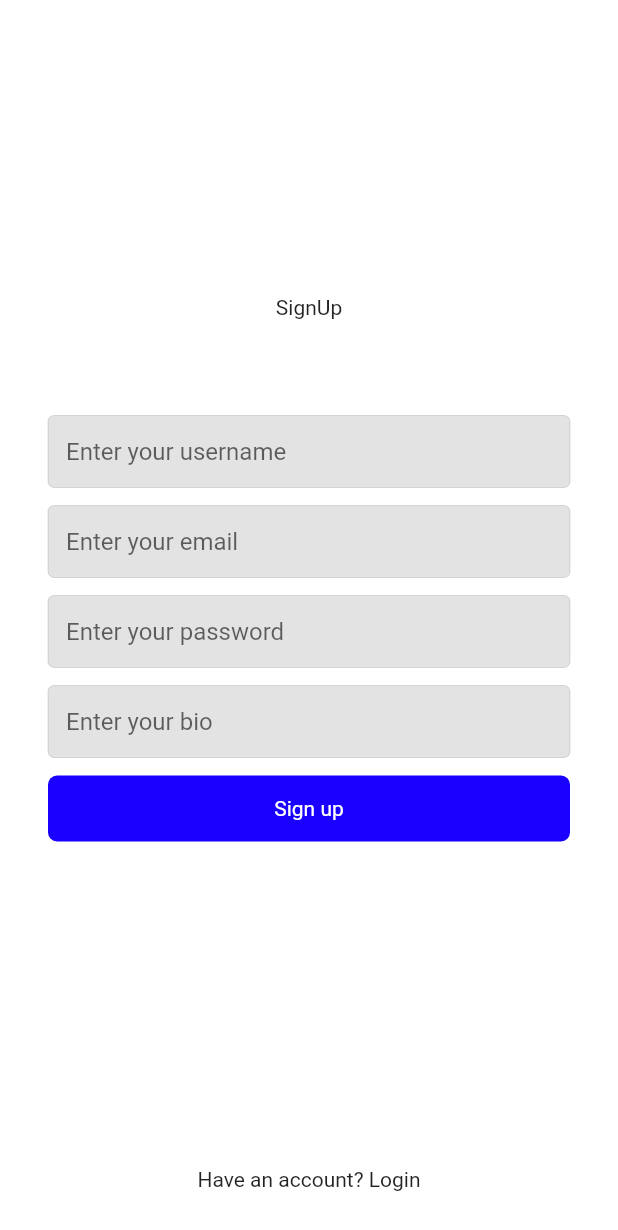
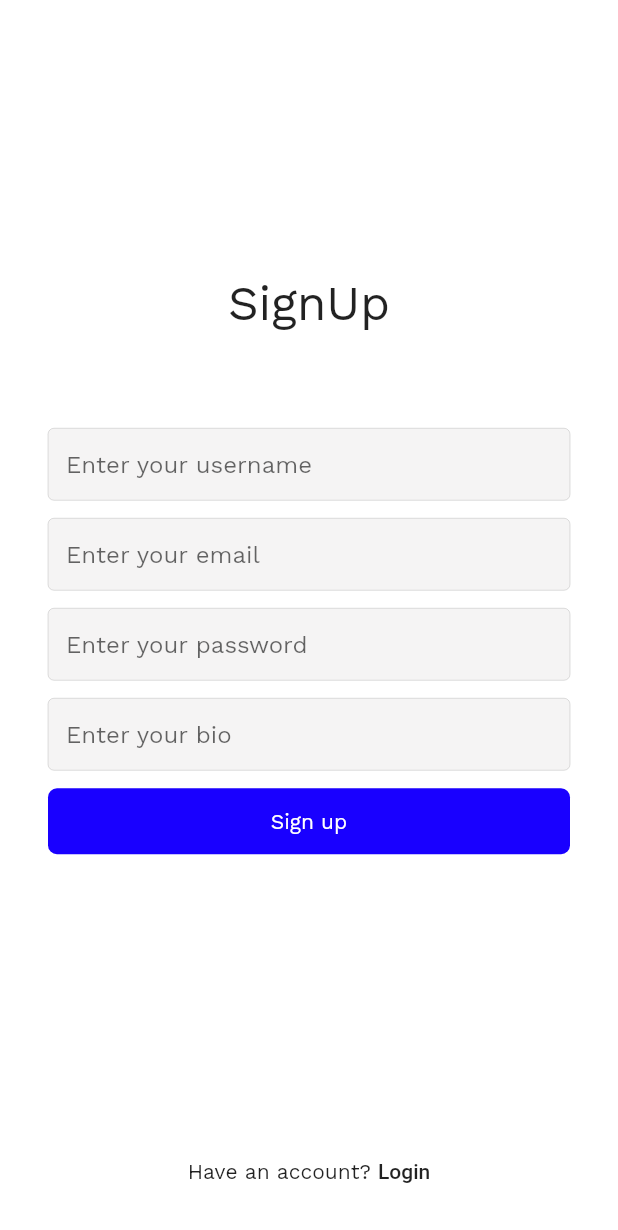
Before and after one commit to St1chaKooky/firebase_auth, a Flutter app: the screen it shows after launch, after a tap on "Sign Up", on a phone screen of 412 x 824 dp. Shown: the top 1230 px of the screen. Run offline on Flutter 3.47's test engine with Material 2 defaults, Android fonts, the phone set to English and light mode, and no system bars; our stand-ins replace cloud_firestore, firebase_auth, firebase_core, firebase_storage, google_fonts, image_picker; accounts and stored records are empty.

Commit message:
пока ток под мобилку плюс регитсриция без фото работает

```diff
--- a/lib/main.dart
+++ b/lib/main.dart
@@ -2,8 +2,8 @@ import 'package:firebase_auth/firebase_auth.dart';
 import 'package:firebase_core/firebase_core.dart';
 import 'package:flutter/foundation.dart';
 import 'package:flutter/material.dart';
+import 'package:google_fonts/google_fonts.dart';
 import 'package:netschool/responsive/mobail_sreen_layout.dart';
-
 import 'package:netschool/responsive/responsive_layout.dart';
 import 'package:netschool/responsive/web_screen_layout.dart';
 import 'package:netschool/screens/login_screen.dart';
@@ -36,8 +36,35 @@ class MyApp extends StatelessWidget {
     return MaterialApp(
         debugShowCheckedModeBanner: false,
         title: 'NetSchol',
-      theme: ThemeData(scaffoldBackgroundColor: whiteColor),
-      home: LoginScreen(),
+        theme: ThemeData(
+            textTheme:
+                GoogleFonts.workSansTextTheme(Theme.of(context).textTheme),
+            scaffoldBackgroundColor: whiteColor),
+        home: LoginScreen()
+        //
+        //
+        //
+        // StreamBuilder(
+        //   stream: FirebaseAuth.instance.authStateChanges(),
+        //   builder: (context, snapshot) {
+        //     if (snapshot.connectionState == ConnectionState.active) {
+        //       if (snapshot.hasData) {
+        //         return const MobailScreenLayout(); // Показывать только макет для мобильных экранов
+        //       } else if (snapshot.hasError) {
+        //         return Center(
+        //           child: Text('${snapshot.error}'),
+        //         );
+        //       }
+        //     }
+        //     if (snapshot.connectionState == ConnectionState.waiting) {
+        //       return const Center(
+        //         child: CircularProgressIndicator(color: blackColor),
+        //       );
+        //     }
+        //     return const LoginScreen();
+        //   },
+        // )
+        //
         // StreamBuilder(
         //   stream: FirebaseAuth.instance.authStateChanges(),
         //   builder: (context, snapshot) {
--- a/lib/model/user.dart
+++ b/lib/model/user.dart
@@ -2,7 +2,7 @@ class User {
   final String email;
   final String username;
   final String bio;
-  final String photoUrl;
+  // final String photoUrl;
   final String uid;
   final List followers;
   final List following;
@@ -11,7 +11,7 @@ class User {
       {required this.email,
       required this.username,
       required this.bio,
-      required this.photoUrl,
+      // required this.photoUrl,
       required this.uid,
       required this.followers,
       required this.following});
@@ -19,7 +19,7 @@ class User {
         "username": username,
         "uid": uid,
         "email": email,
-        "photoUrl": photoUrl,
+        // "photoUrl": photoUrl,
         "bio": bio,
         "followers": followers,
         "following": following,
--- a/lib/resources/auth_methods.dart
+++ b/lib/resources/auth_methods.dart
@@ -16,7 +16,7 @@ class AuthMethods {
     required String password,
     required String username,
     required String bio,
-    Uint8List? file, // Обновленная сигнатура поля file
+    // Uint8List? file, // Обновленная сигнатура поля file
   }) async {
     String res = "Some error occured";
     try {
@@ -30,15 +30,15 @@ class AuthMethods {
 
         print(cred.user!.uid);
 
-        String photoUrl = await StorageMethods()
-            .uploadImageToStorage('profilePics', file!, false);
+        // String photoUrl = await StorageMethods()
+        //     .uploadImageToStorage('profilePics', file!, false);
 
         model.User user = model.User(
           username: username,
           uid: cred.user!.uid,
           email: email,
           bio: bio,
-          photoUrl: photoUrl,
+          // photoUrl: photoUrl,
           following: [],
           followers: [],
         );
--- a/lib/screens/login_screen.dart
+++ b/lib/screens/login_screen.dart
@@ -1,9 +1,11 @@
 import 'package:flutter/material.dart';
+import 'package:google_fonts/google_fonts.dart';
 import 'package:netschool/resources/auth_methods.dart';
 import 'package:netschool/screens/siginup_screen.dart';
 
 import 'package:netschool/utils/colors.dart';
 import 'package:netschool/utils/image_utils.dart';
+import 'package:netschool/utils/size.dart';
 import 'package:netschool/widgets/text_field.dart';
 
 import '../responsive/mobail_sreen_layout.dart';
@@ -68,7 +70,15 @@ class _LoginScreenState extends State<LoginScreen> {
                 flex: 2,
                 child: Container(),
               ),
-              const Text('Log in'),
+              // SizedBox(
+              //   height: 200,
+              // ),
+              const Text(
+                'Log in',
+                style: TextStyle(
+                  fontSize: 32,
+                ),
+              ),
               const SizedBox(
                 height: 64,
               ),
@@ -111,19 +121,26 @@ class _LoginScreenState extends State<LoginScreen> {
                           )
                         : const Text(
                             'Log in',
-                            style: TextStyle(color: Colors.white),
+                            style: TextStyle(
+                              color: Colors.white,
+                            ),
                           )),
               ),
               Flexible(
                 flex: 2,
                 child: Container(),
               ),
+              // SizedBox(
+              //   height: 300,
+              // ),
               Row(
                 mainAxisAlignment: MainAxisAlignment.center,
                 children: [
                   Container(
                     padding: const EdgeInsets.symmetric(vertical: 20),
-                    child: const Text('Don`t have accaount? '),
+                    child: const Text(
+                      'Don`t have accaount? ',
+                    ),
                   ),
                   GestureDetector(
                     onTap: navigateToSignUp,
@@ -131,13 +148,16 @@ class _LoginScreenState extends State<LoginScreen> {
                       padding: const EdgeInsets.symmetric(vertical: 20),
                       child: const Text(
                         'Sign Up',
+                        style: TextStyle(
+                            fontFamily: 'WorkSans',
+                            fontWeight: FontWeight.w500),
                       ),
                     ),
                   ),
                 ],
               ),
               const SizedBox(
-                height: 10,
+                height: 15,
               ),
             ],
           ),
--- a/lib/screens/siginup_screen.dart
+++ b/lib/screens/siginup_screen.dart
@@ -1,5 +1,5 @@
 import 'dart:typed_data';
-
+import 'package:google_fonts/google_fonts.dart';
 import 'package:flutter/material.dart';
 import 'package:image_picker/image_picker.dart';
 // import 'package:image_picker/image_picker.dart';
@@ -53,7 +53,7 @@ class _SiginUpScreenState extends State<SiginUpScreen> {
       password: _passwordController.text,
       username: _userNameController.text,
       bio: _bioController.text,
-      file: _image,
+      // file: _image,
     );
     setState(() {
       _isLoading = false;
@@ -88,7 +88,12 @@ class _SiginUpScreenState extends State<SiginUpScreen> {
                 flex: 2,
                 child: Container(),
               ),
-              const Text('SignUp'),
+              const Text(
+                'SignUp',
+                style: TextStyle(
+                  fontSize: 32,
+                ),
+              ),
               const SizedBox(
                 height: 64,
               ),
@@ -146,7 +151,9 @@ class _SiginUpScreenState extends State<SiginUpScreen> {
                             ),
                           )
                         : const Text('Sign up',
-                            style: TextStyle(color: Colors.white))),
+                            style: TextStyle(
+                              color: Colors.white,
+                            ))),
               ),
               Flexible(
                 flex: 2,
@@ -165,13 +172,16 @@ class _SiginUpScreenState extends State<SiginUpScreen> {
                       padding: const EdgeInsets.symmetric(vertical: 20),
                       child: const Text(
                         'Login',
+                        style: TextStyle(
+                            fontFamily: 'WorkSans',
+                            fontWeight: FontWeight.w500),
                       ),
                     ),
                   ),
                 ],
               ),
               const SizedBox(
-                height: 10,
+                height: 15,
               ),
             ],
           ),
--- a/lib/utils/colors.dart
+++ b/lib/utils/colors.dart
@@ -5,4 +5,4 @@ const mobileSearchColor = Color.fromRGBO(124, 124, 124, 1);
 const blueColor = Color.fromRGBO(25, 0, 255, 1);
 const secondaryColor = Colors.grey;
 const blackColor = Colors.black;
-const fieldColor = Color.fromARGB(255, 228, 227, 227);
+const fieldColor = Color.fromARGB(255, 245, 244, 244);
--- /dev/null
+++ b/lib/utils/size.dart
@@ -0,0 +1 @@
+int defoultSize = 12;
```
Also changed, not shown: pubspec.yaml (+20 -0 lines), fonts/WorkSans-Bold.ttf (added), fonts/WorkSans-ExtraBold.ttf (added), fonts/WorkSans-Light.ttf (added), fonts/WorkSans-Regular.ttf (added), fonts/WorkSans-SemiBold.ttf (added), pubspec.lock, 1 other file. Lines whose indentation alone changed are shown as unchanged.
